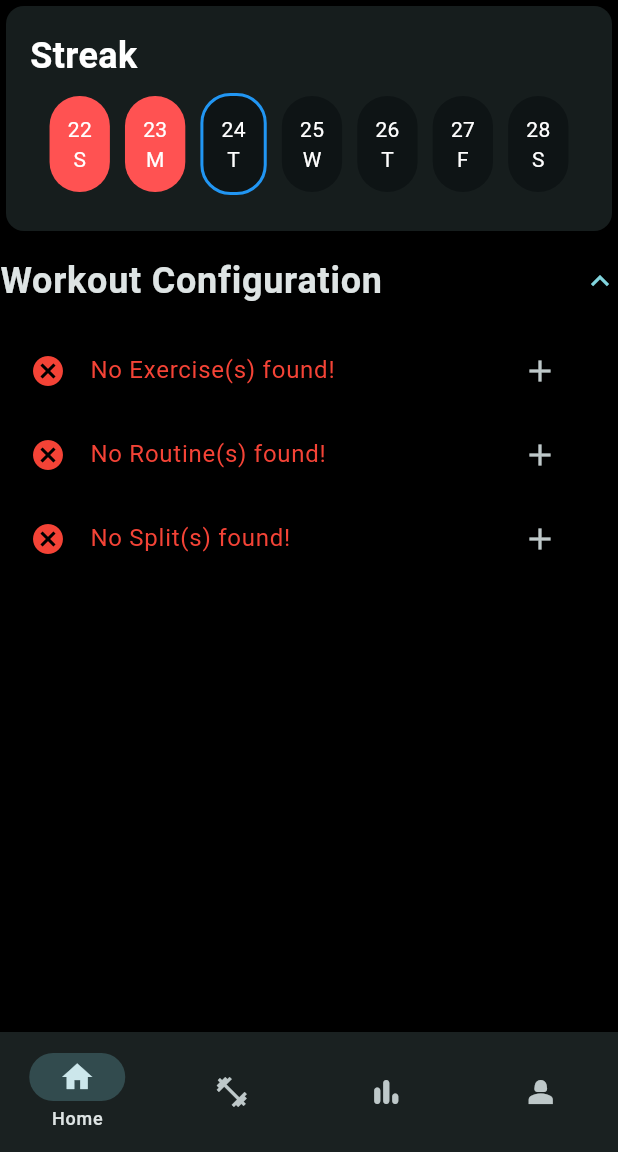
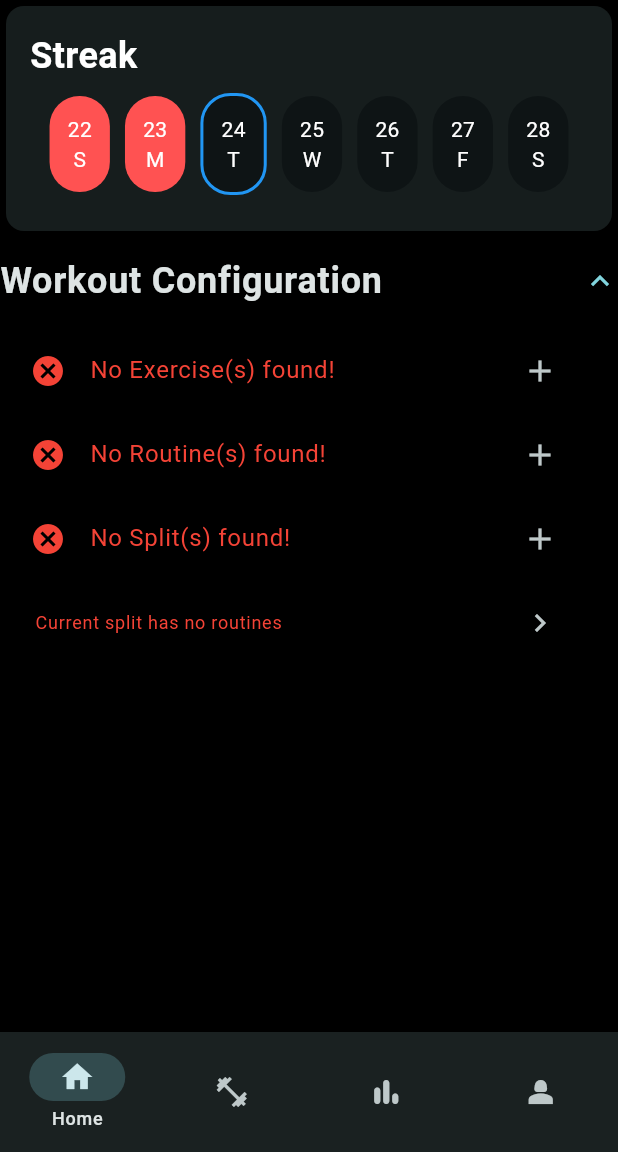
Before and after one commit to najafmohammed/muon-workout-tracker, a Flutter app: the screen it shows after launch, after a tap on "Workout Configuration", on a phone screen of 412 x 824 dp, the part 84-1236 px from its top. Run offline on Flutter 3.47's test engine with Material 3 defaults, Android fonts, the light colour scheme and no system bars; our stand-ins replace flutter_form_builder, flutter_riverpod, form_builder_validators, isar, table_calendar; accounts and stored records are empty; generated files the repository leaves out were written again; network calls fail; statements that could not run were skipped.

Commit message:
fix empty split error

```diff
--- a/lib/screens/routine_form.dart
+++ b/lib/screens/routine_form.dart
@@ -144,7 +144,7 @@ class RoutineFormState extends ConsumerState<RoutineForm> {
                 onChanged: (value) => _name = value!,
               ),
               const SizedBox(height: 20),
-              Text('Routines:', style: Theme.of(context).textTheme.titleLarge),
+              Text('Exercises', style: Theme.of(context).textTheme.titleLarge),
               const SizedBox(height: 10),
               ElevatedButton(
                 onPressed: _openRoutineSelectionScreen,
--- a/lib/screens/select_current_split.dart
+++ b/lib/screens/select_current_split.dart
@@ -83,8 +83,9 @@ class _SelectCurrentSplitScreenState extends ConsumerState<SelectCurrentSplit> {
                     itemBuilder: (context, index) {
                       final split = splits[index];
                       final isSelected = selectedSplit?.id == split.id;
-
+                      final lSplit = split.routines.length;
                       return ListTile(
+                        leading: const Icon(Icons.workspaces_filled),
                         title: Text(
                           split.name,
                           style: TextStyle(
@@ -93,6 +94,11 @@ class _SelectCurrentSplitScreenState extends ConsumerState<SelectCurrentSplit> {
                                 ? FontWeight.bold
                                 : FontWeight.normal,
                           ),
+                        ),
+                        subtitle: Text(
+                          '$lSplit routines found',
+                          style: TextStyle(
+                              color: lSplit == 0 ? Colors.red : Colors.white),
                         ),
                         trailing: isSelected
                             ? const Icon(
--- a/lib/screens/split_form.dart
+++ b/lib/screens/split_form.dart
@@ -163,7 +163,7 @@ class SplitFormState extends ConsumerState<SplitForm> {
                 ),
               ),
               const SizedBox(height: 20),
-              Text('Routines:', style: Theme.of(context).textTheme.titleLarge),
+              Text('Routines', style: Theme.of(context).textTheme.titleLarge),
               const SizedBox(height: 10),
               ElevatedButton(
                 onPressed: _openRoutineSelectionScreen,
--- a/lib/widgets/home_workout_card.dart
+++ b/lib/widgets/home_workout_card.dart
@@ -39,7 +39,9 @@ class HomeWorkoutCard extends ConsumerWidget {
                 color: Colors.red,
               ),
               notificationTitle: 'Workout Configuration',
-              child: WorkoutConfiguration()); // Handle errors
+              child: WorkoutConfiguration(
+                error: snapshot.error.toString(),
+              )); // Handle errors
         } else if (snapshot.hasData) {
           final workoutName = snapshot.data?.name ??
               'Unknown Routine'; // Fetch the routine name
--- a/lib/widgets/workout_configuration.dart
+++ b/lib/widgets/workout_configuration.dart
@@ -1,13 +1,18 @@
 import 'package:flutter/material.dart';
 import 'package:flutter_riverpod/flutter_riverpod.dart';
+import 'package:muon_workout_tracker/constants/styles.dart';
 import 'package:muon_workout_tracker/database/providers/exercise_provider.dart';
 import 'package:muon_workout_tracker/database/providers/routine_provider.dart';
 import 'package:muon_workout_tracker/database/providers/split_provider.dart';
 import 'package:muon_workout_tracker/screens/exercise_form.dart';
 import 'package:muon_workout_tracker/screens/routine_form.dart';
+import 'package:muon_workout_tracker/screens/select_current_split.dart';
 import 'package:muon_workout_tracker/screens/split_form.dart';
 
 class WorkoutConfiguration extends ConsumerWidget {
+  final String? error;
+
+  WorkoutConfiguration({super.key, this.error});
   @override
   Widget build(BuildContext context, WidgetRef ref) {
     return Padding(
@@ -72,7 +77,10 @@ class WorkoutConfiguration extends ConsumerWidget {
           .watch(splitProvider)
           .getAllSplitsFiltered(nameFilter: ""), // Fetch all splits
       builder: (context, snapshot) {
-        return _buildStepFromSnapshot(
+        return Column(
+          mainAxisAlignment: MainAxisAlignment.start,
+          children: [
+            _buildStepFromSnapshot(
               title: 'Split',
               snapshot: snapshot,
               onCreatePressed: () {
@@ -81,6 +89,27 @@ class WorkoutConfiguration extends ConsumerWidget {
                   MaterialPageRoute(builder: (context) => const SplitForm()),
                 );
               },
+            ),
+            if (error != null)
+              ListTile(
+                title: const Text(
+                  " Current split has no routines",
+                  style: TextStyle(
+                    color: Colors.red,
+                    fontSize: 12,
+                  ),
+                ),
+                trailing: IconButton(
+                  icon: const Icon(Icons.chevron_right),
+                  onPressed: () {
+                    Navigator.push(
+                        context,
+                        MaterialPageRoute(
+                            builder: (context) => const SelectCurrentSplit()));
+                  },
+                ),
+              ),
+          ],
         );
       },
     );
```
Also changed, not shown: lib/screens/split_manger.dart (+39 -47 lines). Lines whose indentation alone changed are shown as unchanged.
